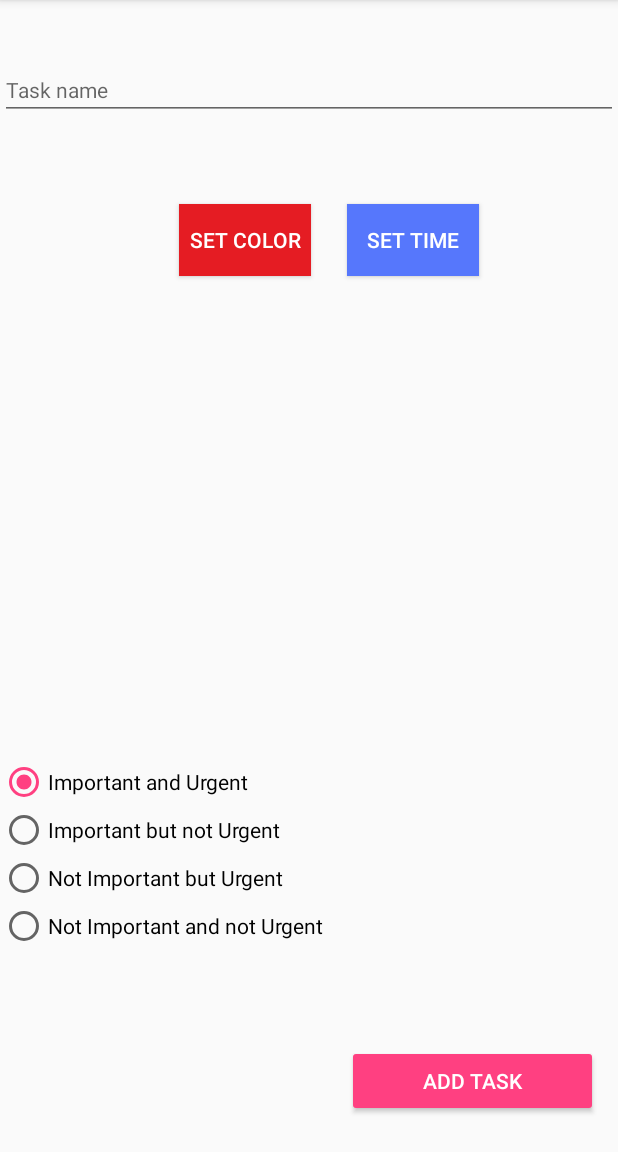
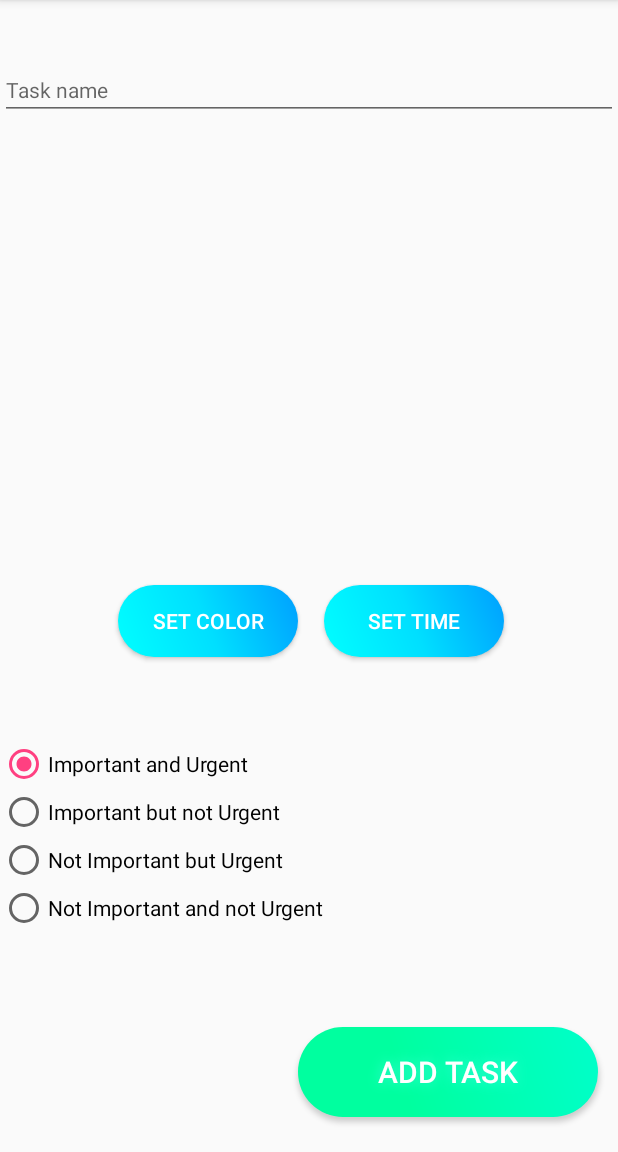
Before and after one commit to CharlieAnderson/Streamline, an Android app: the fragment AddTimerFragment placed in its activity, after a tap on "ADD TASK", on a phone screen of 412 x 824 dp, the part 84-1236 px from its top. Run offline under Robolectric (Android 15) with nearby library versions, the phone set to English and light mode, and no system bars; libraries missing offline, so code that uses them is left out: com.brandongogetap.stickyheaders, com.thebluealliance.spectrum.

Commit message:
converted backend storage to sqlite instead of a log file

```diff
--- a/app/src/main/java/com/example/charlesanderson/streamline/MainActivity.java
+++ b/app/src/main/java/com/example/charlesanderson/streamline/MainActivity.java
@@ -12,7 +12,6 @@ import android.support.v4.app.Fragment;
 import android.support.v4.app.NotificationCompat;
 import android.support.v4.app.TaskStackBuilder;
 import android.support.v7.app.AppCompatActivity;
-import android.support.v7.widget.RecyclerView;
 import android.support.v7.widget.Toolbar;
 import android.view.Menu;
 import android.view.MenuItem;
@@ -32,6 +31,7 @@ public class MainActivity extends AppCompatActivity {
     private TimerBarAdapter timerAdapter;
     private BroadcastReceiver resetReceiver;
     private int notificationID;
+    private SQLiteHelper dbHelper;
     @Override
     protected void onCreate(Bundle savedInstanceState) {
         super.onCreate(savedInstanceState);
@@ -39,11 +39,12 @@ public class MainActivity extends AppCompatActivity {
         setContentView(R.layout.activity_main);
         Toolbar toolbar = (Toolbar) findViewById(R.id.toolbar);
         setSupportActionBar(toolbar);
+        this.dbHelper = new SQLiteHelper(this);
         if(getSupportFragmentManager().findFragmentById(R.id.content_main) == null) {
             this.headerItems = new ArrayList<>();
             this.timerAdapters = new ArrayList<>();
 
-            this.readFile();
+            taskItemsLists = this.dbHelper.getAllRows();
             if(taskItemsLists == null) {
                 this.taskItemsLists = new ArrayList<>();
                 this.taskItemsLists.add(new ArrayList<TaskItem>());
@@ -100,14 +101,25 @@ public class MainActivity extends AppCompatActivity {
     @Override
     public void onPause() {
         super.onPause();
-        saveFile();
+        //saveFile();
+        saveTasks();
     }
 
     @Override
     protected void onDestroy() {
         super.onDestroy();
         unregisterReceiver(this.resetReceiver);
+        this.dbHelper.close();
     }
+
+    public void saveTasks() {
+        for(int i = 0; i<this.taskItemsLists.size(); i++) {
+            for(int j = 0; j<this.taskItemsLists.get(i).size(); j++) {
+                this.dbHelper.updateTask(taskItemsLists.get(i).get(j));
+            }
+        }
+    }
+
     public void saveFile() {
         String filename = "streamlineFile";
         FileOutputStream fileOutputStream;
@@ -152,7 +164,7 @@ public class MainActivity extends AppCompatActivity {
         Intent intent = new Intent(MainActivity.this, MyReceiver.class);
         PendingIntent pendingIntent = PendingIntent.getBroadcast(MainActivity.this, 0, intent, 0);
         AlarmManager am = (AlarmManager) MainActivity.this.getSystemService(ALARM_SERVICE);
-        am.setRepeating(AlarmManager.RTC_WAKEUP, calendar.getTimeInMillis()+delay,
+        am.setRepeating(AlarmManager.RTC_WAKEUP, calendar.getTimeInMillis(),
                 AlarmManager.INTERVAL_DAY, pendingIntent);
     }
 
@@ -235,19 +247,15 @@ public class MainActivity extends AppCompatActivity {
     }
 
     public void addTask(TaskItem task) {
+        long id = this.dbHelper.insertTask(task);
+        task.setRowId(id);
         this.taskItemsLists.get(task.getSection().ordinal()).add(task);
         this.timerAdapter.notifyDataSetChanged();
     }
 
-    public void removeTask(TaskItem task) {
-        int position = taskItemsLists.indexOf(task);
-        this.taskItemsLists.get(task.getSection().ordinal()).remove(task);
-        this.timerAdapter.notifyItemRemoved(position);
-    }
-
-    public void removeTaskAt(RecyclerView.ViewHolder viewHolder) {
-        int position = viewHolder.getAdapterPosition();
-        this.taskItemsLists.remove(position);
+    public void removeTask(TaskItem task, int position) {
+        dbHelper.deleteTask(task);
+        this.taskItemsLists.get(task.getSection().ordinal()).remove(timerAdapter.getTaskListInnerIndex(position));
         this.timerAdapter.notifyItemRemoved(position);
     }
 
--- /dev/null
+++ b/app/src/main/java/com/example/charlesanderson/streamline/SQLiteHelper.java
@@ -0,0 +1,91 @@
+package com.example.charlesanderson.streamline;
+
+import android.content.ContentValues;
+import android.content.Context;
+import android.database.Cursor;
+import android.database.sqlite.SQLiteDatabase;
+import android.database.sqlite.SQLiteOpenHelper;
+
+import java.util.ArrayList;
+import java.util.List;
+
+import static com.example.charlesanderson.streamline.TimerContract.Timer.TABLE_NAME;
+
+/**
+ * Created by charlesanderson on 4/24/17.
+ */
+
+public class SQLiteHelper extends SQLiteOpenHelper {
+
+    private static final int DATABASE_VERSION = 1;
+    public static final String DATABASE_NAME = "streamline_database";
+
+    public SQLiteHelper(Context context) {
+        super(context, DATABASE_NAME, null, DATABASE_VERSION);
+    }
+
+    @Override
+    public void onCreate(SQLiteDatabase db) {
+        db.execSQL(TimerContract.Timer.CREATE_TABLE);
+    }
+
+    @Override
+    public void onUpgrade(SQLiteDatabase db, int oldVersion, int newVersion) {
+        db.execSQL("DROP TABLE IF EXISTS "+ TABLE_NAME);
+        onCreate(db);
+    }
+
+    public long insertTask(TaskItem taskItem) {
+        SQLiteDatabase db = this.getWritableDatabase();
+        ContentValues contentValues = new ContentValues();
+        contentValues.put(TimerContract.Timer.COLUMN_TASK, taskItem.getTaskName());
+        contentValues.put(TimerContract.Timer.COLUMN_TIME_ELAPSED, taskItem.getTimeElapsed());
+        contentValues.put(TimerContract.Timer.COLUMN_TIME_TOTAL, taskItem.getTimeTotal());
+        contentValues.put(TimerContract.Timer.COLUMN_SECTION, taskItem.getSection().ordinal());
+        contentValues.put(TimerContract.Timer.COLUMN_COLOR, taskItem.getColor());
+        return db.insert(TABLE_NAME, null, contentValues);
+    }
+
+    public int updateTask(TaskItem taskItem) {
+        SQLiteDatabase db = this.getWritableDatabase();
+        ContentValues contentValues = new ContentValues();
+        contentValues.put(TimerContract.Timer.COLUMN_TASK, taskItem.getTaskName());
+        contentValues.put(TimerContract.Timer.COLUMN_TIME_ELAPSED, taskItem.getTimeElapsed());
+        contentValues.put(TimerContract.Timer.COLUMN_TIME_TOTAL, taskItem.getTimeTotal());
+        contentValues.put(TimerContract.Timer.COLUMN_SECTION, taskItem.getSection().ordinal());
+        contentValues.put(TimerContract.Timer.COLUMN_COLOR, taskItem.getColor());
+        return db.update(TABLE_NAME, contentValues, "_ID = ? ", new String[] {Long.toString(taskItem.getRowId())});
+    }
+
+    public int deleteTask(TaskItem taskItem) {
+        SQLiteDatabase db = this.getWritableDatabase();
+        return db.delete(TABLE_NAME,
+                "_ID = ? ",
+                new String[] { Long.toString(taskItem.getRowId()) });
+    }
+
+    public List<List<TaskItem>> getAllRows() {
+        String query = "SELECT * FROM "+TABLE_NAME;
+        SQLiteDatabase db = this.getReadableDatabase();
+        Cursor cursor = db.rawQuery(query, null);
+        cursor.moveToFirst();
+        List<List<TaskItem>> list = new ArrayList<>();
+        for(int i = 0; i < 4; i++)
+            list.add(new ArrayList<TaskItem>());
+
+        while(cursor.moveToNext()){
+            TaskItem taskItem = new TaskItem();
+            taskItem.setRowId(cursor.getLong(0));
+            taskItem.setTaskName(cursor.getString(1));
+            taskItem.setTimeElapsed(cursor.getLong(2));
+            taskItem.setTimeTotal(cursor.getLong(3));
+            taskItem.setSection(TaskItem.Section.values()[cursor.getInt(4)]);
+            taskItem.setColor(cursor.getInt(5));
+            list.get(cursor.getInt(4)).add(taskItem);
+        }
+        cursor.close();
+        return list;
+    }
+
+
+}
--- a/app/src/main/java/com/example/charlesanderson/streamline/TaskItem.java
+++ b/app/src/main/java/com/example/charlesanderson/streamline/TaskItem.java
@@ -17,6 +17,7 @@ class TaskItem implements Serializable {
     private int progress;
     private long timeElapsed;
     private long timeTotal;  // millisconds that the clock was originally set for
+    private long rowId;
     private Section section;
     private String taskName;
 
@@ -76,6 +77,10 @@ class TaskItem implements Serializable {
         this.timeTotal = timeTotal;
     }
 
+    public void setRowId(long rowId) {
+        this.rowId = rowId;
+    }
+
     public int getHours() {
         return hours;
     }
@@ -111,4 +116,8 @@ class TaskItem implements Serializable {
     public long getTimeTotal() {
         return timeTotal;
     }
+
+    public long getRowId() {
+        return rowId;
+    }
 }
--- a/app/src/main/java/com/example/charlesanderson/streamline/TimerBarAdapter.java
+++ b/app/src/main/java/com/example/charlesanderson/streamline/TimerBarAdapter.java
@@ -148,11 +148,6 @@ class TimerBarAdapter extends RecyclerView.Adapter implements StickyHeaderHandle
         return taskItemsLists;
     }
 
-    public void removeTaskItem(TaskItem.Section section, int position) {
-        this.taskItemsLists.get(section.ordinal()).remove(getTaskListInnerIndex(position));
-        notifyItemRemoved(position);
-    }
-
     public boolean onItemMove(int fromPosition, TaskItem.Section fromSection, int toPosition, TaskItem.Section toSection) {
         if(fromSection == toSection) {
             // moving element down
--- a/app/src/main/java/com/example/charlesanderson/streamline/TimerHolder.java
+++ b/app/src/main/java/com/example/charlesanderson/streamline/TimerHolder.java
@@ -41,7 +41,6 @@ public class TimerHolder extends RecyclerView.ViewHolder {
         this.section = taskItem.getSection();
         this.taskItem = taskItem;
         this.timerBar.getProgressDrawable().setColorFilter(taskItem.getColor(), PorterDuff.Mode.MULTIPLY);
-        //this.timeElapsed.setText(R.string.timeStart);
         this.timeElapsed.setText(parseTime(taskItem.getTimeElapsed(), true));
         this.timeLeft.setText(parseTime(taskItem.getTimeTotal()-taskItem.getTimeElapsed(), false));
         this.taskName.setText(taskItem.getTaskName());
--- a/app/src/main/java/com/example/charlesanderson/streamline/TimerListFragment.java
+++ b/app/src/main/java/com/example/charlesanderson/streamline/TimerListFragment.java
@@ -38,6 +38,7 @@ public class TimerListFragment extends Fragment {
 
         List<TimerBarAdapter> timerAdapters = ((MainActivity) getActivity()).getTimerAdapters();
         final TimerBarAdapter timerBarAdapter = ((MainActivity) getActivity()).getTimerAdapter();
+        final MainActivity activity = (MainActivity) getActivity();
         final RecyclerView recyclerView1= (RecyclerView) rootView.findViewById(recyclerView);
         recyclerView1.setAdapter(timerBarAdapter);
         recyclerView1.setLayoutManager(new LinearLayoutManager(getActivity()));
@@ -58,7 +59,7 @@ public class TimerListFragment extends Fragment {
             @Override
             public void onSwiped(RecyclerView.ViewHolder viewHolder, int direction)
             {
-                timerBarAdapter.removeTaskItem(((TimerHolder) viewHolder).getSection(), viewHolder.getAdapterPosition());
+                activity.removeTask(((TimerHolder) viewHolder).getTaskItem(), viewHolder.getAdapterPosition());
             }
 
             @Override
--- /dev/null
+++ b/app/src/main/res/drawable/gradient_button_shape.xml
@@ -0,0 +1,14 @@
+<?xml version="1.0" encoding="utf-8"?>
+<shape xmlns:android="http://schemas.android.com/apk/res/android" android:shape="rectangle" >
+    <corners
+        android:radius="50dp"
+        />
+    <gradient
+        android:angle="45"
+        android:centerX="35%"
+        android:centerColor="#ff00ff9f"
+        android:startColor="#ff00ff9f"
+        android:endColor="#ff00ffca"
+        android:type="linear"
+        />
+</shape>
--- /dev/null
+++ b/app/src/main/res/drawable/time_button_shape.xml
@@ -0,0 +1,14 @@
+<?xml version="1.0" encoding="utf-8"?>
+<shape xmlns:android="http://schemas.android.com/apk/res/android" android:shape="rectangle" >
+    <corners
+        android:radius="50dp"
+        />
+    <gradient
+        android:angle="45"
+        android:centerX="49%"
+        android:centerColor="#ff00dfff"
+        android:startColor="#ff00ffff"
+        android:endColor="#ff009fff"
+        android:type="linear"
+        />
+</shape>
--- a/app/src/main/res/layout/fragment_add_timer.xml
+++ b/app/src/main/res/layout/fragment_add_timer.xml
@@ -17,38 +17,44 @@
         android:textSize="14sp" />
 
     <Button
+        android:textColor="#ffffff"
         android:id="@+id/timeButton"
-        style="@style/Widget.AppCompat.Button.Colored"
-        android:layout_width="wrap_content"
+        android:layout_width="120dp"
         android:layout_height="wrap_content"
         android:layout_alignBaseline="@+id/colorButton"
         android:layout_alignBottom="@+id/colorButton"
-        android:layout_alignStart="@+id/addTaskButton"
-        android:background="@color/material_color_blue_500"
+        android:layout_toEndOf="@+id/radioGroup"
+        android:background="@drawable/time_button_shape"
         android:text="@string/set_time" />
 
     <Button
+        android:textColor="#ffffff"
         android:id="@+id/colorButton"
         style="@style/Widget.AppCompat.Button.Colored"
-        android:layout_width="wrap_content"
+        android:layout_width="120dp"
         android:layout_height="wrap_content"
-        android:layout_below="@+id/taskName"
-        android:layout_marginEnd="24dp"
-        android:layout_marginTop="56dp"
-        android:layout_toStartOf="@+id/timeButton"
-        android:background="@color/material_color_red_500"
+        android:layout_above="@+id/radioGroup"
+        android:layout_marginBottom="55dp"
+        android:layout_toStartOf="@+id/addTaskButton"
+        android:background="@drawable/time_button_shape"
         android:text="@string/set_color" />
 
     <Button
         android:id="@+id/addTaskButton"
-        style="@style/Widget.AppCompat.Button.Colored"
-        android:layout_width="167dp"
-        android:layout_height="wrap_content"
+        android:textSize="20sp"
+        android:background="@drawable/gradient_button_shape"
+        android:textColor="#ffffff"
+        android:layout_width="200dp"
+        android:layout_height="60dp"
         android:text="@string/add_task"
         android:layout_alignParentBottom="true"
         android:layout_alignParentEnd="true"
         android:layout_marginEnd="13dp"
         android:layout_marginBottom="23dp"
+        android:shadowColor="#39FAD7"
+        android:shadowDx="0"
+        android:shadowDy="0"
+        android:shadowRadius="10"
         />
 
     <RadioGroup
```
Also changed, not shown: app/build.gradle (+5 -5 lines), app/src/main/java/com/example/charlesanderson/streamline/TimerContract.java (added, +30 -0 lines).
